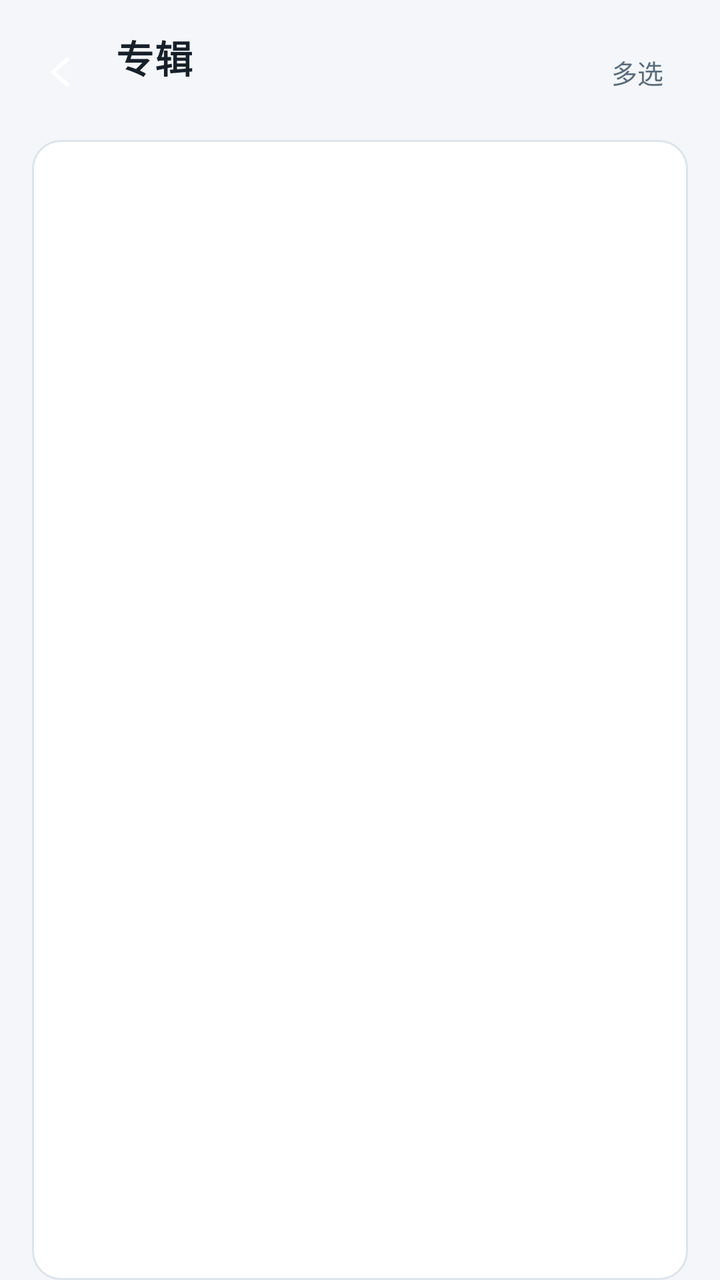
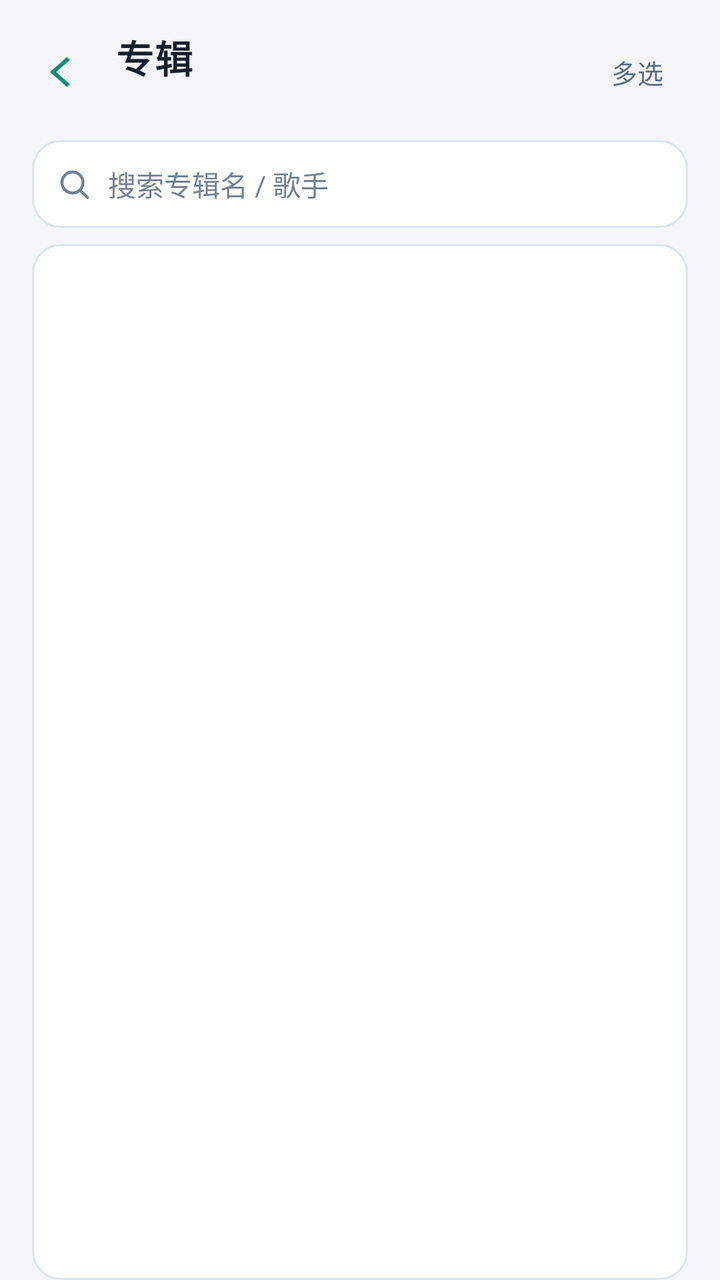

The first picture is an Android layout as it rendered before a commit; the second is the same layout after the commit. The layout source and the unified diff follow.
<!-- AndroidManifest.xml: application theme Theme.YuHIFI -->
<!-- res/layout/activity_albums.xml -->
<?xml version="1.0" encoding="utf-8"?>

<LinearLayout xmlns:android="http://schemas.android.com/apk/res/android"
    android:id="@+id/rootAlbums"
    android:layout_width="match_parent"
    android:layout_height="match_parent"
    android:background="@color/bg"
    android:orientation="vertical">

    <LinearLayout
        android:layout_width="match_parent"
        android:layout_height="wrap_content"
        android:gravity="center_vertical"
        android:orientation="horizontal"
        android:paddingStart="8dp"
        android:paddingTop="12dp"
        android:paddingEnd="16dp"
        android:paddingBottom="10dp">

        <ImageButton
            android:id="@+id/btnAlbumsBack"
            style="@style/Btn.Icon"
            android:layout_width="44dp"
            android:layout_height="44dp"
            android:contentDescription="@string/action_back"
            android:src="@drawable/ic_back" />

        <LinearLayout
            android:layout_width="0dp"
            android:layout_height="wrap_content"
            android:layout_marginStart="6dp"
            android:layout_weight="1"
            android:orientation="vertical">

            
            <TextView
                android:id="@+id/tvAlbumsHeading"
                style="@style/Text.Screen"
                android:layout_width="wrap_content"
                android:layout_height="wrap_content"
                android:text="@string/nav_albums"
                android:textSize="19sp" />

            <TextView
                android:id="@+id/tvAlbumsCount"
                style="@style/Text.Meta"
                android:layout_width="wrap_content"
                android:layout_height="wrap_content"
                android:layout_marginTop="2dp"
                android:text="" />
        </LinearLayout>

        
        <Button
            android:id="@+id/btnSelect"
            style="@style/Btn.Text"
            android:layout_width="wrap_content"
            android:layout_height="wrap_content"
            android:text="@string/action_select" />

        <Button
            android:id="@+id/btnSelectAll"
            style="@style/Btn.Text"
            android:layout_width="wrap_content"
            android:layout_height="wrap_content"
            android:text="@string/action_select_all"
            android:visibility="gone" />
    </LinearLayout>

    <FrameLayout
        android:layout_width="match_parent"
        android:layout_height="0dp"
        android:layout_marginStart="16dp"
        android:layout_marginEnd="16dp"
        android:layout_weight="1">

        <androidx.recyclerview.widget.RecyclerView
            android:id="@+id/rvAlbums"
            android:layout_width="match_parent"
            android:layout_height="match_parent"
            android:background="@drawable/bg_card_flat"
            android:clipToPadding="false"
            android:paddingTop="4dp"
            android:paddingBottom="8dp"
            android:scrollbars="none" />

        <TextView
            android:id="@+id/tvAlbumsEmpty"
            style="@style/Text.Body"
            android:layout_width="match_parent"
            android:layout_height="match_parent"
            android:background="@drawable/bg_card_flat"
            android:gravity="center"
            android:lineSpacingExtra="6dp"
            android:padding="32dp"
            android:text="@string/empty_albums"
            android:textAlignment="center"
            android:visibility="gone" />
    </FrameLayout>

    <include layout="@layout/view_mini_bar" />

    
    <include layout="@layout/view_selection_bar" />

</LinearLayout>
<!-- res/layout/view_mini_bar.xml (included above) -->
<?xml version="1.0" encoding="utf-8"?>
<LinearLayout xmlns:android="http://schemas.android.com/apk/res/android"
    android:id="@+id/miniBar"
    android:layout_width="match_parent"
    android:layout_height="wrap_content"
    android:layout_marginStart="16dp"
    android:layout_marginTop="10dp"
    android:layout_marginEnd="16dp"
    android:layout_marginBottom="12dp"
    android:background="@drawable/bg_bar"
    android:gravity="center_vertical"
    android:orientation="horizontal"
    android:paddingStart="12dp"
    android:paddingTop="8dp"
    android:paddingEnd="6dp"
    android:paddingBottom="8dp"
    android:visibility="gone">

    <ImageView
        android:id="@+id/ivMiniCover"
        android:layout_width="42dp"
        android:layout_height="42dp"
        android:contentDescription="@string/cd_cover" />

    <LinearLayout
        android:layout_width="0dp"
        android:layout_height="wrap_content"
        android:layout_marginStart="12dp"
        android:layout_weight="1"
        android:orientation="vertical">

        <TextView
            android:id="@+id/tvMiniTitle"
            style="@style/Text.Title"
            android:layout_width="match_parent"
            android:layout_height="wrap_content"
            android:ellipsize="end"
            android:maxLines="1"
            android:textSize="14sp" />

        <TextView
            android:id="@+id/tvMiniSpec"
            style="@style/Text.Meta"
            android:layout_width="match_parent"
            android:layout_height="wrap_content"
            android:layout_marginTop="2dp"
            android:ellipsize="end"
            android:maxLines="1" />
    </LinearLayout>

    <ImageButton
        android:id="@+id/btnMiniPrev"
        style="@style/Btn.Icon"
        android:layout_width="40dp"
        android:layout_height="40dp"
        android:contentDescription="@string/cd_prev"
        android:src="@drawable/ic_prev" />

    <ImageButton
        android:id="@+id/btnMiniPlay"
        style="@style/Btn.Icon"
        android:layout_width="44dp"
        android:layout_height="44dp"
        android:contentDescription="@string/cd_play"
        android:src="@drawable/ic_pause" />

    <ImageButton
        android:id="@+id/btnMiniNext"
        style="@style/Btn.Icon"
        android:layout_width="40dp"
        android:layout_height="40dp"
        android:contentDescription="@string/cd_next"
        android:src="@drawable/ic_next" />
</LinearLayout>
<!-- res/layout/view_selection_bar.xml (included above) -->
<?xml version="1.0" encoding="utf-8"?>
<LinearLayout xmlns:android="http://schemas.android.com/apk/res/android"
    android:id="@+id/selBar"
    android:layout_width="match_parent"
    android:layout_height="wrap_content"
    android:layout_marginStart="16dp"
    android:layout_marginTop="10dp"
    android:layout_marginEnd="16dp"
    android:layout_marginBottom="12dp"
    android:background="@drawable/bg_bar"
    android:gravity="center_vertical"
    android:orientation="horizontal"
    android:padding="6dp"
    android:visibility="gone" />
<!-- resources referenced by this layout -->
<resources>
  <color name="bg">#FFF4F6F9</color>
  <!-- drawable bg_bar (drawable) -->
  <?xml version="1.0" encoding="utf-8"?>
  
  <shape xmlns:android="http://schemas.android.com/apk/res/android" android:shape="rectangle">
      <solid android:color="@color/surface" />
      <stroke android:width="1dp" android:color="@color/border" />
      <corners android:radius="14dp" />
  </shape>
  <!-- drawable ic_back (drawable) -->
  <?xml version="1.0" encoding="utf-8"?>
  <vector xmlns:android="http://schemas.android.com/apk/res/android"
      android:width="24dp"
      android:height="24dp"
      android:viewportWidth="24"
      android:viewportHeight="24">
      <path
          android:fillColor="@android:color/white"
          android:pathData="M15.5,4.5 L7,12 L15.5,19.5 L17,18 L10,12 L17,6 Z" />
  </vector>
  <string name="action_back">返回</string>
  <string name="action_select">多选</string>
  <string name="action_select_all">全选</string>
  <string name="cd_cover">专辑封面</string>
  <string name="cd_next">下一首</string>
  <string name="cd_play">播放或暂停</string>
  <string name="cd_prev">上一首</string>
  <string name="empty_albums">还没有专辑\n\n曲目的专辑标签决定它们怎么分组</string>
  <string name="nav_albums">专辑</string>
  <style name="Text.Body">
          <item name="android:textSize">14sp</item>
          <item name="android:textColor">@color/text_secondary</item>
      </style>
  <style name="Text.Meta">
          <item name="android:textSize">11sp</item>
          <item name="android:textColor">@color/text_tertiary</item>
          <item name="android:lineSpacingExtra">2dp</item>
      </style>
  <style name="Text.Screen">
          <item name="android:textSize">21sp</item>
          <item name="android:textStyle">bold</item>
          <item name="android:letterSpacing">0.01</item>
      </style>
  <style name="Text.Title">
          <item name="android:textSize">15sp</item>
      </style>
  <color name="surface">#FFFFFFFF</color>
  <color name="border">#FFDDE4EC</color>
  <color name="text_primary">#FF17202A</color>
  <color name="text_secondary">#FF5A6B7C</color>
  <color name="text_tertiary">#FF73818E</color>
  <color name="brand">#FF12796B</color>
  <color name="on_brand">#FFFFFFFF</color>
  <color name="brand_soft">#1A12796B</color>
  <color name="surface_alt">#FFEAEFF5</color>
  <color name="error">#FFC0392B</color>
  <!-- unchanged entries left out for length: 8 -->
</resources>

<!-- the commit's change to res/layout/activity_albums.xml (unified diff, before → after) -->
@@ -5,6 +5,8 @@
     android:layout_width="match_parent"
     android:layout_height="match_parent"
     android:background="@color/bg"
+    android:focusable="true"
+    android:focusableInTouchMode="true"
     android:orientation="vertical">
 
     <LinearLayout
@@ -19,7 +21,7 @@
 
         <ImageButton
             android:id="@+id/btnAlbumsBack"
-            style="@style/Btn.Icon"
+            style="@style/Btn.Icon.Back"
             android:layout_width="44dp"
             android:layout_height="44dp"
             android:contentDescription="@string/action_back"
@@ -64,6 +66,55 @@
             android:layout_width="wrap_content"
             android:layout_height="wrap_content"
             android:text="@string/action_select_all"
+            android:visibility="gone" />
+    </LinearLayout>
+
+    
+    <LinearLayout
+        android:id="@+id/rowAlbumSearch"
+        android:layout_width="match_parent"
+        android:layout_height="wrap_content"
+        android:layout_marginStart="16dp"
+        android:layout_marginEnd="16dp"
+        android:layout_marginBottom="8dp"
+        android:background="@drawable/bg_card_flat"
+        android:gravity="center_vertical"
+        android:orientation="horizontal"
+        android:paddingStart="12dp"
+        android:paddingEnd="2dp">
+
+        <ImageView
+            android:layout_width="18dp"
+            android:layout_height="18dp"
+            android:contentDescription="@null"
+            android:src="@drawable/ic_search"
+            android:tint="@color/text_tertiary" />
+
+        <EditText
+            android:id="@+id/etAlbumSearch"
+            android:layout_width="0dp"
+            android:layout_height="44dp"
+            android:layout_marginStart="8dp"
+            android:layout_weight="1"
+            android:background="@null"
+            android:gravity="center_vertical"
+            android:hint="@string/hint_search_album"
+            android:imeOptions="actionSearch"
+            android:inputType="text"
+            android:maxLines="1"
+            android:paddingEnd="8dp"
+            android:singleLine="true"
+            android:textColor="@color/text_primary"
+            android:textColorHint="@color/text_tertiary"
+            android:textSize="14sp" />
+
+        <ImageButton
+            android:id="@+id/btnSearchClear"
+            style="@style/Btn.Icon"
+            android:layout_width="40dp"
+            android:layout_height="40dp"
+            android:contentDescription="@string/action_clear_search"
+            android:src="@drawable/ic_close"
             android:visibility="gone" />
     </LinearLayout>
 
<!-- resource entries referenced after the edit -->
@@ -17,10 +17,40 @@
       android:viewportWidth="24"
       android:viewportHeight="24">
       <path
-          android:fillColor="@android:color/white"
+          android:fillColor="@color/back_arrow"
           android:pathData="M15.5,4.5 L7,12 L15.5,19.5 L17,18 L10,12 L17,6 Z" />
   </vector>
+  <!-- drawable ic_close (drawable) -->
+  <?xml version="1.0" encoding="utf-8"?>
+  
+  <vector xmlns:android="http://schemas.android.com/apk/res/android"
+      android:width="24dp" android:height="24dp"
+      android:viewportWidth="24" android:viewportHeight="24">
+      <path android:fillColor="@android:color/white"
+          android:pathData="M6.4,5 L12,10.6 L17.6,5 L19,6.4 L13.4,12 L19,17.6 L17.6,19 L12,13.4 L6.4,19 L5,17.6 L10.6,12 L5,6.4 Z" />
+  </vector>
+  <!-- drawable ic_search (drawable) -->
+  <?xml version="1.0" encoding="utf-8"?>
+  <vector xmlns:android="http://schemas.android.com/apk/res/android"
+      android:width="24dp"
+      android:height="24dp"
+      android:viewportWidth="24"
+      android:viewportHeight="24">
+      
+      <path
+          android:fillColor="#00000000"
+          android:pathData="M11,4 A7,7 0 1 0 11,18 A7,7 0 1 0 11,4"
+          android:strokeColor="@android:color/white"
+          android:strokeWidth="2" />
+      
+      <path
+          android:pathData="M16,16 L21,21"
+          android:strokeColor="@android:color/white"
+          android:strokeLineCap="round"
+          android:strokeWidth="2" />
+  </vector>
   <string name="action_back">返回</string>
+  <string name="action_clear_search">清空搜索</string>
   <string name="action_select">多选</string>
   <string name="action_select_all">全选</string>
   <string name="cd_cover">专辑封面</string>
@@ -28,7 +58,12 @@
   <string name="cd_play">播放或暂停</string>
   <string name="cd_prev">上一首</string>
   <string name="empty_albums">还没有专辑\n\n曲目的专辑标签决定它们怎么分组</string>
+  <string name="hint_search_album">搜索专辑名 / 歌手</string>
   <string name="nav_albums">专辑</string>
+  <style name="Btn.Icon.Back" parent="Btn.Icon">
+          <item name="iconTint">@color/back_arrow</item>
+          <item name="android:tint">@color/back_arrow</item>
+      </style>
   <style name="Text.Body">
           <item name="android:textSize">14sp</item>
           <item name="android:textColor">@color/text_secondary</item>
@@ -48,6 +83,7 @@
       </style>
   <color name="surface">#FFFFFFFF</color>
   <color name="border">#FFDDE4EC</color>
+  <color name="back_arrow">#FF178C75</color>
   <color name="text_primary">#FF17202A</color>
   <color name="text_secondary">#FF5A6B7C</color>
   <color name="text_tertiary">#FF73818E</color>
